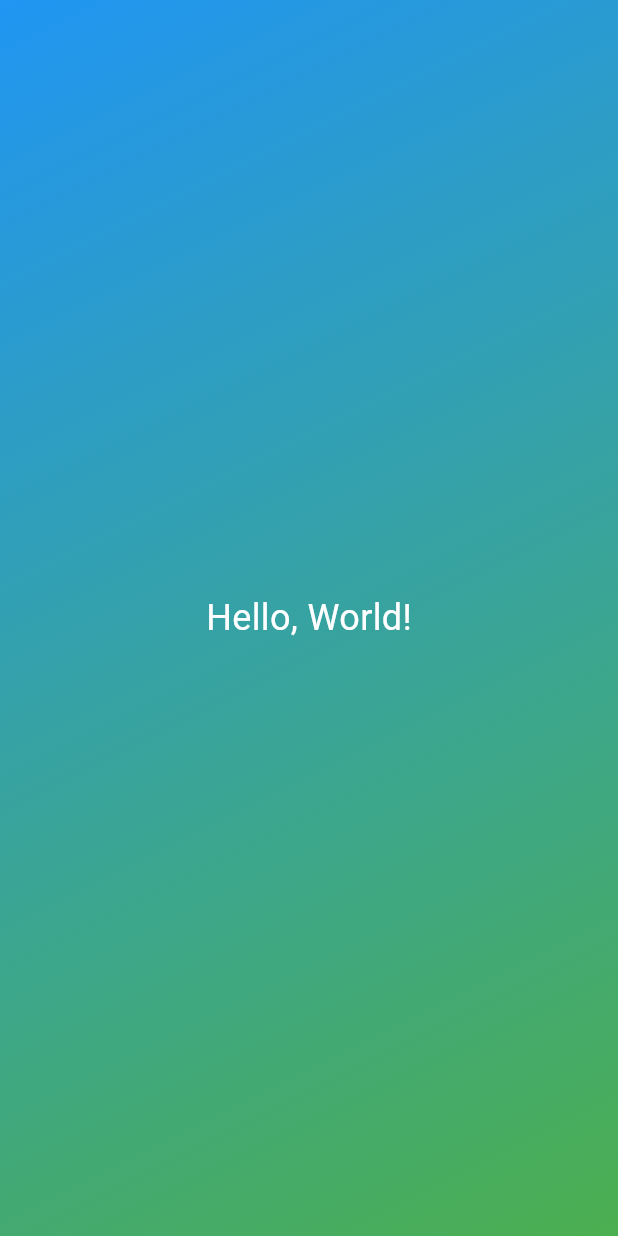
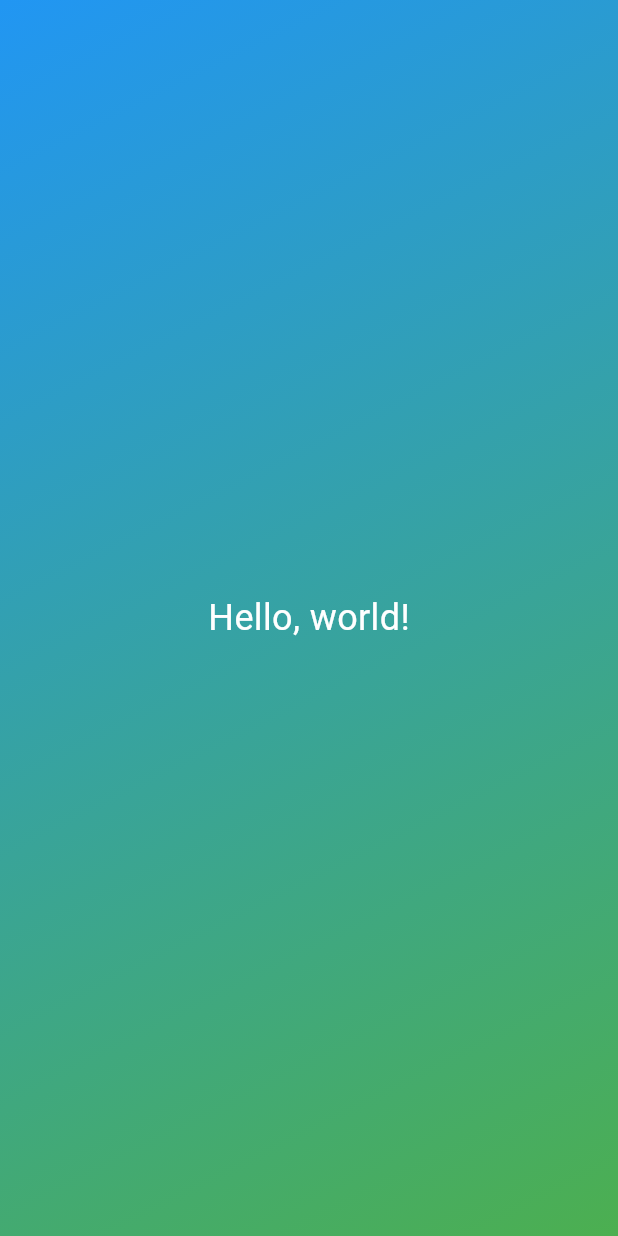
Before and after one commit to TheBlackmaster/first_app, a Flutter app: the screen it shows after launch, on a phone screen of 412 x 824 dp. Run offline on Flutter 3.47's test engine with Material 3 defaults, Android fonts, the phone set to English and light mode, and no system bars.

Commit message:
Refactor StyledText widget to accept text as a parameter and update GradientContainer to use it for displaying text

```diff
--- a/lib/gradient_container.dart
+++ b/lib/gradient_container.dart
@@ -1,5 +1,8 @@
 import 'package:flutter/material.dart';
 import 'styled_text.dart';
+
+const startAlignment = Alignment.topLeft;
+const endAlignment = Alignment.bottomRight;
 
 class GradientContainer extends StatelessWidget {
 const GradientContainer({super.key});
@@ -10,12 +13,12 @@ Widget build(context){
     decoration: BoxDecoration(
       gradient: LinearGradient(
         colors: [Colors.blue, Colors.green],
-        begin: Alignment.topLeft,
-        end: Alignment.bottomRight,
+        begin: startAlignment,
+        end: endAlignment,
       ),
     ),
     child: Center(
-      child: StyledText(),
+      child: StyledText('Hello, world!'),
     ),
   );
 }
--- a/lib/styled_text.dart
+++ b/lib/styled_text.dart
@@ -1,15 +1,24 @@
 import 'package:flutter/material.dart';
 
 class StyledText extends StatelessWidget{
-const StyledText({super.key});
+const StyledText(this.text, {super.key});
+
+final String text;
 
 @override
 Widget build(context) {
-  return Text(
-        'Hello, World!',
-        style: TextStyle(
+  return  Text(
+       text,
+        style: const TextStyle(
           fontSize: 24,
           color: Colors.white,
         ),
       );
 }}
+
+// Here what i just did is create a variable called `text` that is a final variable
+// and it is initialized with the value passed to the constructor of the `StyledText` widget
+// The `build` method returns a `Text` widget that displays the `text` variable
+// with a specific style defined in the `TextStyle` widget, which sets the font size
+// to 24 and the color to white. This allows for easy customization of the text displayed
+// in the `StyledText` widget by passing different strings when creating an instance of `StyledText`.
```
